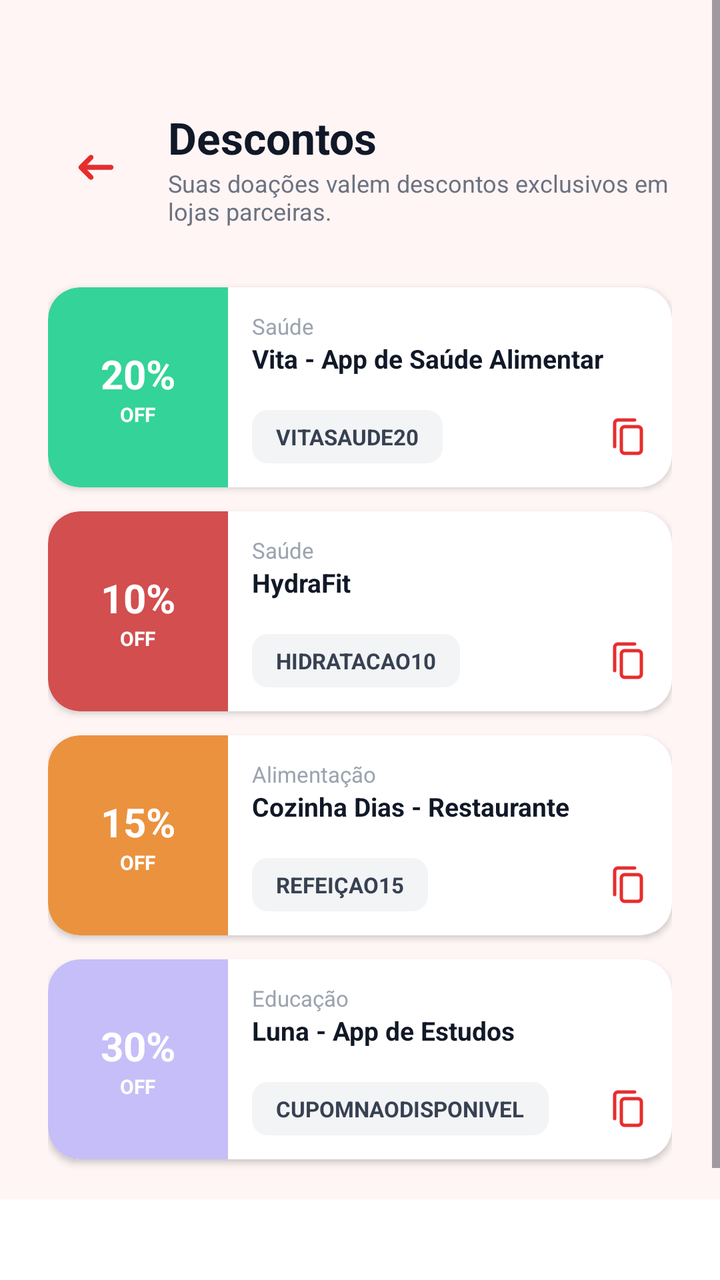
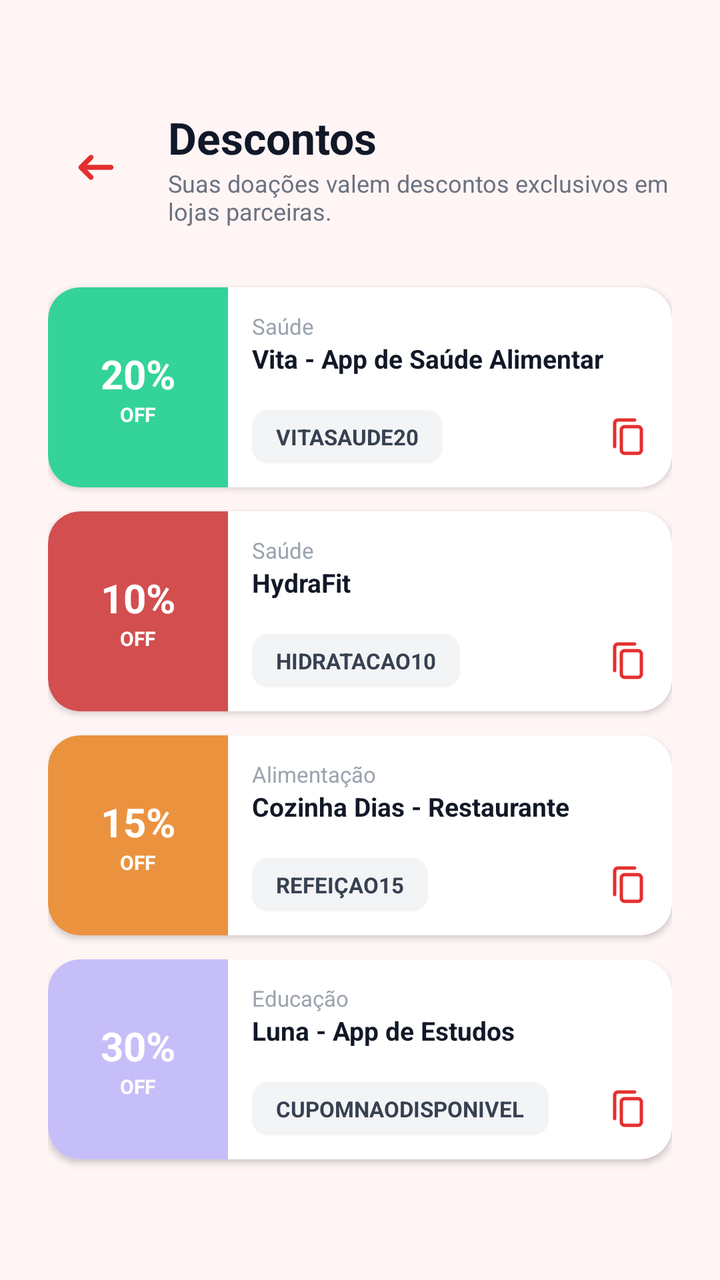

Screens rendered from an Android XML layout before and after an edit, with the pre-edit source and the edit as a unified diff.
<!-- AndroidManifest.xml: application theme Theme.Hemo_Conecta -->
<!-- res/layout/fragment_cupons.xml -->
<?xml version="1.0" encoding="utf-8"?>
<androidx.constraintlayout.widget.ConstraintLayout
    xmlns:android="http://schemas.android.com/apk/res/android"
    xmlns:app="http://schemas.android.com/apk/res-auto"
    android:layout_width="match_parent"
    android:layout_height="match_parent"
    android:background="@color/background">

    <ScrollView
        android:layout_width="0dp"
        android:layout_height="0dp"
        android:fillViewport="true"
        app:layout_constraintBottom_toTopOf="@id/bottomNavigation"
        app:layout_constraintEnd_toEndOf="parent"
        app:layout_constraintStart_toStartOf="parent"
        app:layout_constraintTop_toTopOf="parent">

        <LinearLayout

            android:padding="24dp"
            android:layout_width="match_parent"
            android:layout_height="wrap_content"
            android:orientation="vertical">

            
            <LinearLayout
                android:layout_width="match_parent"
                android:layout_height="wrap_content"
                android:gravity="center_vertical"
                android:orientation="horizontal">

                <ImageButton
                    android:id="@+id/btnBack"
                    android:layout_width="48dp"
                    android:layout_height="48dp"
                    android:background="?attr/selectableItemBackgroundBorderless"
                    android:contentDescription="Voltar"
                    android:src="@drawable/ic_back" />

                <LinearLayout
                    android:layout_width="match_parent"
                    android:layout_height="wrap_content"
                    android:layout_marginStart="12dp"
                    android:orientation="vertical">

                    <TextView
                        android:layout_width="wrap_content"
                        android:layout_height="wrap_content"
                        android:text="Descontos"
                        android:textColor="#111827"
                        android:textSize="22sp"
                        android:textStyle="bold"
                        android:layout_marginTop="30dp"/>

                    <TextView
                        android:layout_width="wrap_content"
                        android:layout_height="wrap_content"
                        android:text="Suas doações valem descontos exclusivos em lojas parceiras."
                        android:textColor="#6B7280"
                        android:textSize="12sp"
                        android:layout_marginBottom="30dp"/>
                </LinearLayout>
            </LinearLayout>

            
            <androidx.cardview.widget.CardView
                xmlns:android="http://schemas.android.com/apk/res/android"
                xmlns:app="http://schemas.android.com/apk/res-auto"
                android:layout_width="match_parent"
                android:layout_height="wrap_content"
                android:layout_marginBottom="12dp"
                app:cardCornerRadius="16dp"
                app:cardElevation="2dp">

                <LinearLayout
                    android:layout_width="match_parent"
                    android:layout_height="100dp"
                    android:orientation="horizontal">

                    
                    <LinearLayout
                        android:id="@+id/llDiscountBadge1"
                        android:layout_width="90dp"
                        android:layout_height="match_parent"
                        android:background="@drawable/tag_desconto_verde"
                        android:gravity="center"
                        android:orientation="vertical">

                        <TextView
                            android:id="@+id/tvDiscountPercent1"
                            android:layout_width="wrap_content"
                            android:layout_height="wrap_content"
                            android:text="20%"
                            android:textColor="#FFFFFF"
                            android:textSize="20sp"
                            android:textStyle="bold" />

                        <TextView
                            android:layout_width="wrap_content"
                            android:layout_height="wrap_content"
                            android:text="OFF"
                            android:textColor="#FFFFFF"
                            android:textSize="10sp"
                            android:textStyle="bold" />
                    </LinearLayout>

                    
                    <androidx.constraintlayout.widget.ConstraintLayout
                        android:layout_width="0dp"
                        android:layout_height="match_parent"
                        android:layout_weight="1"
                        android:padding="12dp">

                        <TextView
                            android:id="@+id/tvCategory1"
                            android:layout_width="wrap_content"
                            android:layout_height="wrap_content"
                            android:text="Saúde"
                            android:textColor="#9CA3AF"
                            android:textSize="11sp"
                            app:layout_constraintStart_toStartOf="parent"
                            app:layout_constraintTop_toTopOf="parent" />

                        <TextView
                            android:id="@+id/tvTitle1"
                            android:layout_width="0dp"
                            android:layout_height="wrap_content"
                            android:ellipsize="end"
                            android:maxLines="1"
                            android:text="Vita - App de Saúde Alimentar"
                            android:textColor="#111827"
                            android:textSize="13sp"
                            android:textStyle="bold"
                            app:layout_constraintEnd_toEndOf="parent"
                            app:layout_constraintStart_toStartOf="parent"
                            app:layout_constraintTop_toBottomOf="@id/tvCategory1" />

                        
                        <TextView
                            android:id="@+id/tvCouponCode1"
                            android:layout_width="wrap_content"
                            android:layout_height="wrap_content"
                            android:layout_marginTop="8dp"
                            android:background="@drawable/bg_codigo_cupom"
                            android:paddingHorizontal="12dp"
                            android:paddingVertical="6dp"
                            android:text="VITASAUDE20"
                            android:textColor="#374151"
                            android:textSize="11sp"
                            android:textStyle="bold"
                            app:layout_constraintBottom_toBottomOf="parent"
                            app:layout_constraintStart_toStartOf="parent" />

                        
                        <ImageView
                            android:id="@+id/btnCopy1"
                            android:layout_width="20dp"
                            android:layout_height="20dp"
                            android:contentDescription="Copiar"
                            android:src="@drawable/ic_copy"
                            app:layout_constraintBottom_toBottomOf="@id/tvCouponCode1"
                            app:layout_constraintEnd_toEndOf="parent"
                            app:layout_constraintTop_toTopOf="@id/tvCouponCode1"
                            app:tint="#E52E2E" />
                    </androidx.constraintlayout.widget.ConstraintLayout>
                </LinearLayout>
            </androidx.cardview.widget.CardView>

            
            <androidx.cardview.widget.CardView
                xmlns:android="http://schemas.android.com/apk/res/android"
                xmlns:app="http://schemas.android.com/apk/res-auto"
                android:layout_width="match_parent"
                android:layout_height="wrap_content"
                android:layout_marginBottom="12dp"
                app:cardCornerRadius="16dp"
                app:cardElevation="2dp">

                <LinearLayout
                    android:layout_width="match_parent"
                    android:layout_height="100dp"
                    android:orientation="horizontal">

                    
                    <LinearLayout
                        android:id="@+id/llDiscountBadge2"
                        android:layout_width="90dp"
                        android:layout_height="match_parent"
                        android:background="@drawable/tag_desconto_vermelha"
                        android:gravity="center"
                        android:orientation="vertical">

                        <TextView
                            android:id="@+id/tvDiscountPercent2"
                            android:layout_width="wrap_content"
                            android:layout_height="wrap_content"
                            android:text="10%"
                            android:textColor="#FFFFFF"
                            android:textSize="20sp"
                            android:textStyle="bold" />

                        <TextView
                            android:layout_width="wrap_content"
                            android:layout_height="wrap_content"
                            android:text="OFF"
                            android:textColor="#FFFFFF"
                            android:textSize="10sp"
                            android:textStyle="bold" />
                    </LinearLayout>

                    
                    <androidx.constraintlayout.widget.ConstraintLayout
                        android:layout_width="0dp"
                        android:layout_height="match_parent"
                        android:layout_weight="1"
                        android:padding="12dp">

                        <TextView
                            android:id="@+id/tvCategory2"
                            android:layout_width="wrap_content"
                            android:layout_height="wrap_content"
                            android:text="Saúde"
                            android:textColor="#9CA3AF"
                            android:textSize="11sp"
                            app:layout_constraintStart_toStartOf="parent"
                            app:layout_constraintTop_toTopOf="parent" />

                        <TextView
                            android:id="@+id/tvTitle2"
                            android:layout_width="0dp"
                            android:layout_height="wrap_content"
                            android:ellipsize="end"
                            android:maxLines="1"
                            android:text="HydraFit"
                            android:textColor="#111827"
                            android:textSize="13sp"
                            android:textStyle="bold"
                            app:layout_constraintEnd_toEndOf="parent"
                            app:layout_constraintStart_toStartOf="parent"
                            app:layout_constraintTop_toBottomOf="@id/tvCategory2" />

                        
                        <TextView
                            android:id="@+id/tvCouponCode2"
                            android:layout_width="wrap_content"
                            android:layout_height="wrap_content"
                            android:layout_marginTop="8dp"
                            android:background="@drawable/bg_codigo_cupom"
                            android:paddingHorizontal="12dp"
                            android:paddingVertical="6dp"
                            android:text="HIDRATACAO10"
                            android:textColor="#374151"
                            android:textSize="11sp"
                            android:textStyle="bold"
                            app:layout_constraintBottom_toBottomOf="parent"
                            app:layout_constraintStart_toStartOf="parent" />

                        
                        <ImageView
                            android:id="@+id/btnCopy2"
                            android:layout_width="20dp"
                            android:layout_height="20dp"
                            android:contentDescription="Copiar"
                            android:src="@drawable/ic_copy"
                            app:layout_constraintBottom_toBottomOf="@id/tvCouponCode2"
                            app:layout_constraintEnd_toEndOf="parent"
                            app:layout_constraintTop_toTopOf="@id/tvCouponCode2"
                            app:tint="#E52E2E" />
                    </androidx.constraintlayout.widget.ConstraintLayout>
                </LinearLayout>
            </androidx.cardview.widget.CardView>

            
            <androidx.cardview.widget.CardView
                xmlns:android="http://schemas.android.com/apk/res/android"
                xmlns:app="http://schemas.android.com/apk/res-auto"
                android:layout_width="match_parent"
                android:layout_height="wrap_content"
                android:layout_marginBottom="12dp"
                app:cardCornerRadius="16dp"
                app:cardElevation="2dp">

                <LinearLayout
                    android:layout_width="match_parent"
                    android:layout_height="100dp"
                    android:orientation="horizontal">

                    
                    <LinearLayout
                        android:id="@+id/llDiscountBadge3"
                        android:layout_width="90dp"
                        android:layout_height="match_parent"
                        android:background="@drawable/tag_desconto_laranja"
                        android:gravity="center"
                        android:orientation="vertical">

                        <TextView
                            android:id="@+id/tvDiscountPercent3"
                            android:layout_width="wrap_content"
                            android:layout_height="wrap_content"
                            android:text="15%"
                            android:textColor="#FFFFFF"
                            android:textSize="20sp"
                            android:textStyle="bold" />

                        <TextView
                            android:layout_width="wrap_content"
                            android:layout_height="wrap_content"
                            android:text="OFF"
                            android:textColor="#FFFFFF"
                            android:textSize="10sp"
                            android:textStyle="bold" />
                    </LinearLayout>

                    
                    <androidx.constraintlayout.widget.ConstraintLayout
                        android:layout_width="0dp"
                        android:layout_height="match_parent"
                        android:layout_weight="1"
                        android:padding="12dp">

                        <TextView
                            android:id="@+id/tvCategory3"
                            android:layout_width="wrap_content"
                            android:layout_height="wrap_content"
                            android:text="Alimentação"
                            android:textColor="#9CA3AF"
                            android:textSize="11sp"
                            app:layout_constraintStart_toStartOf="parent"
                            app:layout_constraintTop_toTopOf="parent" />

                        <TextView
                            android:id="@+id/tvTitle3"
                            android:layout_width="0dp"
                            android:layout_height="wrap_content"
                            android:ellipsize="end"
                            android:maxLines="1"
                            android:text="Cozinha Dias - Restaurante"
                            android:textColor="#111827"
                            android:textSize="13sp"
                            android:textStyle="bold"
                            app:layout_constraintEnd_toEndOf="parent"
                            app:layout_constraintStart_toStartOf="parent"
                            app:layout_constraintTop_toBottomOf="@id/tvCategory3" />

                        
                        <TextView
                            android:id="@+id/tvCouponCode3"
                            android:layout_width="wrap_content"
                            android:layout_height="wrap_content"
                            android:layout_marginTop="8dp"
                            android:background="@drawable/bg_codigo_cupom"
                            android:paddingHorizontal="12dp"
                            android:paddingVertical="6dp"
                            android:text="REFEIÇAO15"
                            android:textColor="#374151"
                            android:textSize="11sp"
                            android:textStyle="bold"
                            app:layout_constraintBottom_toBottomOf="parent"
                            app:layout_constraintStart_toStartOf="parent" />

                        
                        <ImageView
                            android:id="@+id/btnCopy3"
                            android:layout_width="20dp"
                            android:layout_height="20dp"
                            android:contentDescription="Copiar"
                            android:src="@drawable/ic_copy"
                            app:layout_constraintBottom_toBottomOf="@id/tvCouponCode3"
                            app:layout_constraintEnd_toEndOf="parent"
                            app:layout_constraintTop_toTopOf="@id/tvCouponCode3"
                            app:tint="#E52E2E" />
                    </androidx.constraintlayout.widget.ConstraintLayout>
                </LinearLayout>
            </androidx.cardview.widget.CardView>

            
            <androidx.cardview.widget.CardView
                xmlns:android="http://schemas.android.com/apk/res/android"
                xmlns:app="http://schemas.android.com/apk/res-auto"
                android:layout_width="match_parent"
                android:layout_height="wrap_content"
                android:layout_marginBottom="12dp"
                app:cardCornerRadius="16dp"
                app:cardElevation="2dp">

                <LinearLayout
                    android:layout_width="match_parent"
                    android:layout_height="100dp"
                    android:orientation="horizontal">

                    
                    <LinearLayout
                        android:id="@+id/llDiscountBadge4"
                        android:layout_width="90dp"
                        android:layout_height="match_parent"
                        android:background="@drawable/tag_desconto_roxa"
                        android:gravity="center"
                        android:orientation="vertical">

                        <TextView
                            android:id="@+id/tvDiscountPercent4"
                            android:layout_width="wrap_content"
                            android:layout_height="wrap_content"
                            android:text="30%"
                            android:textColor="#FFFFFF"
                            android:textSize="20sp"
                            android:textStyle="bold" />

                        <TextView
                            android:layout_width="wrap_content"
                            android:layout_height="wrap_content"
                            android:text="OFF"
                            android:textColor="#FFFFFF"
                            android:textSize="10sp"
                            android:textStyle="bold" />
                    </LinearLayout>

                    
                    <androidx.constraintlayout.widget.ConstraintLayout
                        android:layout_width="0dp"
                        android:layout_height="match_parent"
                        android:layout_weight="1"
                        android:padding="12dp">

                        <TextView
                            android:id="@+id/tvCategory4"
                            android:layout_width="wrap_content"
                            android:layout_height="wrap_content"
                            android:text="Educação"
                            android:textColor="#9CA3AF"
                            android:textSize="11sp"
                            app:layout_constraintStart_toStartOf="parent"
                            app:layout_constraintTop_toTopOf="parent" />

                        <TextView
                            android:id="@+id/tvTitle4"
                            android:layout_width="0dp"
                            android:layout_height="wrap_content"
                            android:ellipsize="end"
                            android:maxLines="1"
                            android:text="Luna - App de Estudos"
                            android:textColor="#111827"
                            android:textSize="13sp"
                            android:textStyle="bold"
                            app:layout_constraintEnd_toEndOf="parent"
                            app:layout_constraintStart_toStartOf="parent"
                            app:layout_constraintTop_toBottomOf="@id/tvCategory4" />

                        
                        <TextView
                            android:id="@+id/tvCouponCode4"
                            android:layout_width="wrap_content"
                            android:layout_height="wrap_content"
                            android:layout_marginTop="8dp"
                            android:background="@drawable/bg_codigo_cupom"
                            android:paddingHorizontal="12dp"
                            android:paddingVertical="6dp"
                            android:text="CUPOMNAODISPONIVEL"
                            android:textColor="#374151"
                            android:textSize="11sp"
                            android:textStyle="bold"
                            app:layout_constraintBottom_toBottomOf="parent"
                            app:layout_constraintStart_toStartOf="parent" />

                        
                        <ImageView
                            android:id="@+id/btnCopy4"
                            android:layout_width="20dp"
                            android:layout_height="20dp"
                            android:contentDescription="Copiar"
                            android:src="@drawable/ic_copy"
                            app:layout_constraintBottom_toBottomOf="@id/tvCouponCode4"
                            app:layout_constraintEnd_toEndOf="parent"
                            app:layout_constraintTop_toTopOf="@id/tvCouponCode4"
                            app:tint="#E52E2E" />
                    </androidx.constraintlayout.widget.ConstraintLayout>
                </LinearLayout>
            </androidx.cardview.widget.CardView>
        </LinearLayout>
    </ScrollView>

    
    <com.google.android.material.bottomnavigation.BottomNavigationView
        android:id="@+id/bottomNavigation"
        android:layout_width="match_parent"
        android:layout_height="64dp"
        android:background="#FFFFFF"

        android:layout_marginStart="-24dp"
        android:layout_marginEnd="-24dp"
        android:layout_marginBottom="-24dp"

        app:itemIconTint="@color/black"
        app:labelVisibilityMode="labeled"

        app:layout_constraintBottom_toBottomOf="parent"
        app:layout_constraintStart_toStartOf="parent"
        app:layout_constraintEnd_toEndOf="parent"/>
</androidx.constraintlayout.widget.ConstraintLayout>
<!-- resources referenced by this layout -->
<resources>
  <color name="background">#FFF5F5</color>
  <color name="black">#000000</color>
  <!-- drawable bg_codigo_cupom (drawable) -->
  <?xml version="1.0" encoding="utf-8"?>
  <shape xmlns:android="http://schemas.android.com/apk/res/android"
      android:shape="rectangle">
      <solid android:color="#F3F4F6" />
      <corners android:radius="8dp" />
  </shape>
  <!-- drawable ic_copy (drawable) -->
  <vector xmlns:android="http://schemas.android.com/apk/res/android" android:height="24dp" android:viewportHeight="24" android:viewportWidth="24" android:width="24dp">
        
      <path android:fillColor="#0F0F0F" android:fillType="evenOdd" android:pathData="M21,8C21,6.343 19.657,5 18,5H10C8.343,5 7,6.343 7,8V20C7,21.657 8.343,23 10,23H18C19.657,23 21,21.657 21,20V8ZM19,8C19,7.448 18.552,7 18,7H10C9.448,7 9,7.448 9,8V20C9,20.552 9.448,21 10,21H18C18.552,21 19,20.552 19,20V8Z"/>
        
      <path android:fillColor="#0F0F0F" android:pathData="M6,3H16C16.552,3 17,2.552 17,2C17,1.448 16.552,1 16,1H6C4.343,1 3,2.343 3,4V18C3,18.552 3.448,19 4,19C4.552,19 5,18.552 5,18V4C5,3.448 5.448,3 6,3Z"/>
      
  </vector>
  <!-- drawable tag_desconto_laranja (drawable) -->
  <?xml version="1.0" encoding="utf-8"?>
  <shape xmlns:android="http://schemas.android.com/apk/res/android"
      android:shape="rectangle">
      <solid android:color="#EB923F" />
      <corners
          android:topLeftRadius="16dp"
          android:bottomLeftRadius="16dp" />
  </shape>
  <!-- drawable tag_desconto_roxa (drawable) -->
  <?xml version="1.0" encoding="utf-8"?>
  <shape xmlns:android="http://schemas.android.com/apk/res/android"
      android:shape="rectangle">
      <solid android:color="#C6BEF8" />
      <corners
          android:topLeftRadius="16dp"
          android:bottomLeftRadius="16dp" />
  </shape>
  <!-- drawable tag_desconto_verde (drawable) -->
  <?xml version="1.0" encoding="utf-8"?>
  <shape xmlns:android="http://schemas.android.com/apk/res/android"
      android:shape="rectangle">
      <solid android:color="#34D399" />
      <corners
          android:topLeftRadius="16dp"
          android:bottomLeftRadius="16dp" />
  </shape>
  <!-- drawable tag_desconto_vermelha (drawable) -->
  <?xml version="1.0" encoding="utf-8"?>
  <shape xmlns:android="http://schemas.android.com/apk/res/android"
      android:shape="rectangle">
      <solid android:color="#D34E4E" />
      <corners
          android:topLeftRadius="16dp"
          android:bottomLeftRadius="16dp" />
  </shape>
  <style name="Theme.Hemo_Conecta" parent="Base.Theme.Hemo_Conecta" />
  <style name="Base.Theme.Hemo_Conecta" parent="Theme.Material3.DayNight.NoActionBar">
          
          
      </style>
  <!-- unchanged entries left out for length: 1 -->
</resources>

<!-- the commit's change to res/layout/fragment_cupons.xml (unified diff, before → after) -->
@@ -8,12 +8,14 @@
 
     <ScrollView
         android:layout_width="0dp"
-        android:layout_height="0dp"
+        android:layout_height="match_parent"
         android:fillViewport="true"
-        app:layout_constraintBottom_toTopOf="@id/bottomNavigation"
+        app:layout_constraintBottom_toTopOf="parent"
         app:layout_constraintEnd_toEndOf="parent"
+        app:layout_constraintHorizontal_bias="0.0"
         app:layout_constraintStart_toStartOf="parent"
-        app:layout_constraintTop_toTopOf="parent">
+        app:layout_constraintTop_toTopOf="parent"
+        app:layout_constraintVertical_bias="0.0">
 
         <LinearLayout
 
@@ -479,22 +481,4 @@
             </androidx.cardview.widget.CardView>
         </LinearLayout>
     </ScrollView>
-
-    
-    <com.google.android.material.bottomnavigation.BottomNavigationView
-        android:id="@+id/bottomNavigation"
-        android:layout_width="match_parent"
-        android:layout_height="64dp"
-        android:background="#FFFFFF"
-
-        android:layout_marginStart="-24dp"
-        android:layout_marginEnd="-24dp"
-        android:layout_marginBottom="-24dp"
-
-        app:itemIconTint="@color/black"
-        app:labelVisibilityMode="labeled"
-
-        app:layout_constraintBottom_toBottomOf="parent"
-        app:layout_constraintStart_toStartOf="parent"
-        app:layout_constraintEnd_toEndOf="parent"/>
 </androidx.constraintlayout.widget.ConstraintLayout>
<!-- resource entries referenced after the edit -->
@@ -1,7 +1,6 @@
 <!-- resources referenced by this layout -->
 <resources>
   <color name="background">#FFF5F5</color>
-  <color name="black">#000000</color>
   <!-- drawable bg_codigo_cupom (drawable) -->
   <?xml version="1.0" encoding="utf-8"?>
   <shape xmlns:android="http://schemas.android.com/apk/res/android"
